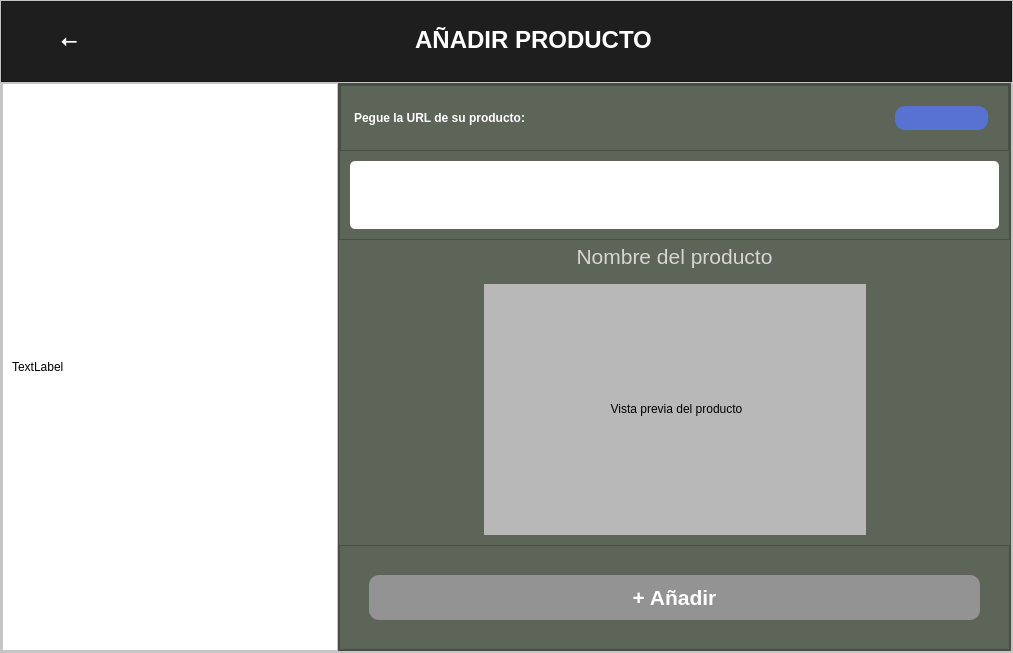
Above: Interfaz/gui/URL.ui from 50DayEmpire/Tracking_Precios before the change. Below: the same form after it.
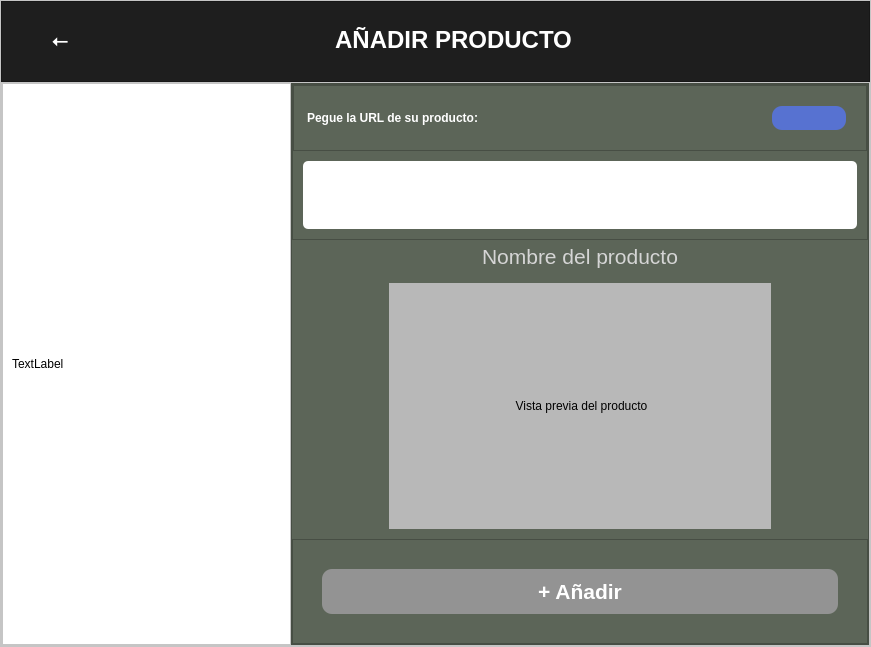
That is the form after the change. Icons and pictures are not drawn.

What changed in the file:
```diff
--- a/Interfaz/gui/URL.ui
+++ b/Interfaz/gui/URL.ui
@@ -6,8 +6,8 @@
    <rect>
     <x>0</x>
     <y>0</y>
-    <width>1013</width>
-    <height>653</height>
+    <width>871</width>
+    <height>647</height>
    </rect>
   </property>
   <property name="windowTitle">
```
